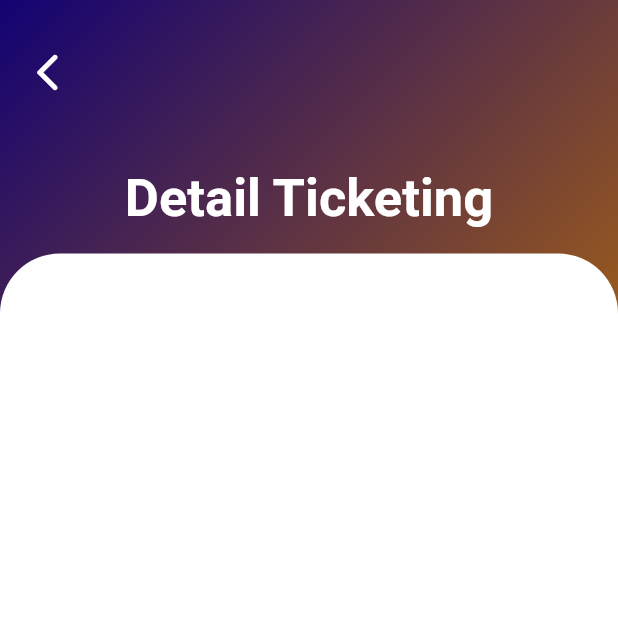
After one commit to dimas-renanda/CNM-Flutter, a Flutter app: the ticketingDetails screen opened directly, on a phone screen of 412 x 824 dp, the top half of it. The commit adds this screen. Run offline on Flutter 3.47's test engine with Material 2 defaults, Android fonts, the phone set to English and light mode, and no system bars; our stand-ins replace awesome_dialog, carousel_slider, rflutter_alert, timelines, webview_flutter; missing offline and left inert: dart_ipify, mac_address, network_info_plus, qr_code_scanner, user_profile_avatar.

Commit message:
Updated Ticketing

```diff
--- /dev/null
+++ b/lib/ticketingDetails.dart
@@ -0,0 +1,86 @@
+import 'package:flutter/material.dart';
+
+class ticketingDetails extends StatefulWidget {
+  const ticketingDetails({Key? key}) : super(key: key);
+
+  @override
+  State<ticketingDetails> createState() => _ticketingDetailsState();
+}
+
+class _ticketingDetailsState extends State<ticketingDetails> {
+  @override
+  Widget build(BuildContext context) {
+    return Scaffold(
+        body: Center(
+            child: Container(
+      decoration: BoxDecoration(
+          gradient: LinearGradient(
+              begin: Alignment.topLeft,
+              end: Alignment.centerRight,
+              colors: [
+            Color.fromARGB(255, 19, 2, 115),
+            Color.fromARGB(255, 196, 118, 2)
+          ])),
+      child: Column(crossAxisAlignment: CrossAxisAlignment.stretch, children: [
+        //Back Button
+        Container(
+          margin: EdgeInsets.only(top: 16),
+          alignment: Alignment.centerLeft,
+          child: TextButton(
+            onPressed: () {
+              Navigator.pop(context);
+            },
+            child: Align(
+              alignment: Alignment.topLeft,
+              child: IconButton(
+                onPressed: () {
+                  Navigator.of(context).pop();
+                },
+                icon: Icon(
+                  Icons.arrow_back_ios_rounded,
+                  color: Colors.white,
+                  size: 30,
+                ),
+              ),
+            ),
+          ),
+        ),
+        //Page Placeholder
+        Container(
+          alignment: Alignment.center,
+          padding: EdgeInsets.only(bottom: 16, top: 32),
+          child: Column(children: [
+            Text(
+              "Detail Ticketing",
+              style: TextStyle(
+                fontWeight: FontWeight.bold,
+                fontSize: 35,
+                foreground: Paint()..color = Colors.white,
+              ),
+            ),
+          ]),
+        ),
+        //Main Form
+        Expanded(
+          child: Container(
+            height: MediaQuery.of(context).size.height * 0.5,
+            decoration: BoxDecoration(
+              color: Colors.white,
+              borderRadius: BorderRadius.only(
+                  topLeft: Radius.circular(40), topRight: Radius.circular(40)),
+            ),
+            child: SingleChildScrollView(
+              child: Container(
+                margin: EdgeInsets.all(32),
+                child: Column(
+                  crossAxisAlignment: CrossAxisAlignment.start,
+                  children: [],
+                ),
+              ),
+            ),
+          ),
+        ),
+      ]),
+    )));
+  }
+}
```
Also changed, not shown: lib/notificationsUpdate.dart (+26 -11 lines), lib/ticketing.dart (+132 -13 lines).
